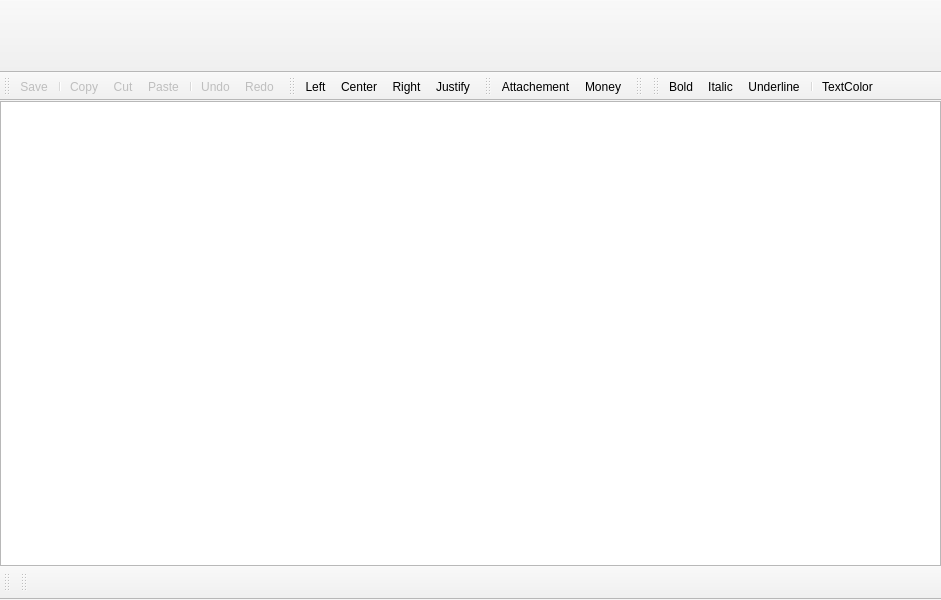
InvictusInnovations/keyhotee, file Mail/maileditorwindow.ui: the form before one commit.
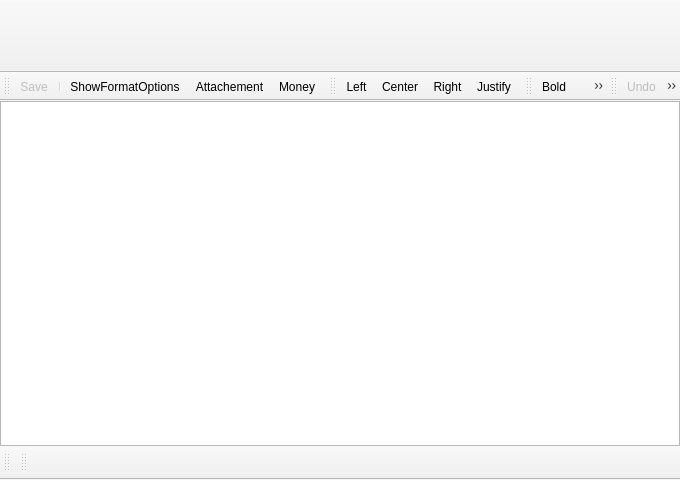
The form after the commit. Icons and pictures are not drawn.

Commit message: [BW]: [NIP] Implemented Draft folder storage. Still has problems: - new email entry is created in the Drafts folder even already stored mail is again edited - this is caused by backend problems - loading file attachment from saved mail is not yet implemented.

Diff of the .ui file:
```diff
--- a/Mail/maileditorwindow.ui
+++ b/Mail/maileditorwindow.ui
@@ -2,12 +2,15 @@
 <ui version="4.0">
  <class>MailEditorWindow</class>
  <widget class="QMainWindow" name="MailEditorWindow">
+  <property name="enabled">
+   <bool>true</bool>
+  </property>
   <property name="geometry">
    <rect>
     <x>0</x>
     <y>0</y>
-    <width>941</width>
-    <height>600</height>
+    <width>680</width>
+    <height>480</height>
    </rect>
   </property>
   <property name="windowTitle">
@@ -29,7 +32,7 @@
   <widget class="QToolBar" name="mailFieldsToolBar">
    <property name="minimumSize">
     <size>
-     <width>800</width>
+     <width>100</width>
      <height>72</height>
     </size>
    </property>
@@ -88,12 +91,9 @@
    </attribute>
    <addaction name="actionSave"/>
    <addaction name="separator"/>
-   <addaction name="actionCopy"/>
-   <addaction name="actionCut"/>
-   <addaction name="actionPaste"/>
-   <addaction name="separator"/>
-   <addaction name="actionUndo"/>
-   <addaction name="actionRedo"/>
+   <addaction name="actionShowFormatOptions"/>
+   <addaction name="actionAttachement"/>
+   <addaction name="actionMoney"/>
   </widget>
   <widget class="QMenuBar" name="menuBar">
    <property name="enabled">
@@ -138,30 +138,6 @@
    <addaction name="actionRight"/>
    <addaction name="actionJustify"/>
   </widget>
-  <widget class="QToolBar" name="mailToolBar">
-   <property name="windowTitle">
-    <string>Mail attachements</string>
-   </property>
-   <attribute name="toolBarArea">
-    <enum>TopToolBarArea</enum>
-   </attribute>
-   <attribute name="toolBarBreak">
-    <bool>false</bool>
-   </attribute>
-   <addaction name="actionAttachement"/>
-   <addaction name="actionMoney"/>
-  </widget>
-  <widget class="QToolBar" name="mailFieldSelectorToolBar">
-   <property name="windowTitle">
-    <string>Recipient fields</string>
-   </property>
-   <attribute name="toolBarArea">
-    <enum>TopToolBarArea</enum>
-   </attribute>
-   <attribute name="toolBarBreak">
-    <bool>false</bool>
-   </attribute>
-  </widget>
   <widget class="QToolBar" name="formatToolBar">
    <property name="windowTitle">
     <string>Text format</string>
@@ -206,6 +182,23 @@
     <bool>false</bool>
    </attribute>
   </widget>
+  <widget class="QToolBar" name="editToolBar">
+   <property name="windowTitle">
+    <string>Text edit</string>
+   </property>
+   <attribute name="toolBarArea">
+    <enum>TopToolBarArea</enum>
+   </attribute>
+   <attribute name="toolBarBreak">
+    <bool>false</bool>
+   </attribute>
+   <addaction name="actionUndo"/>
+   <addaction name="actionRedo"/>
+   <addaction name="separator"/>
+   <addaction name="actionCopy"/>
+   <addaction name="actionCut"/>
+   <addaction name="actionPaste"/>
+  </widget>
   <action name="actionSave">
    <property name="enabled">
     <bool>false</bool>
@@ -539,6 +532,21 @@
     <string>Allows to change text colour</string>
    </property>
   </action>
+  <action name="actionShowFormatOptions">
+   <property name="checkable">
+    <bool>true</bool>
+   </property>
+   <property name="icon">
+    <iconset resource="../Keyhotee.qrc">
+     <normaloff>:/images/format_text.png</normaloff>:/images/format_text.png</iconset>
+   </property>
+   <property name="text">
+    <string>ShowFormatOptions</string>
+   </property>
+   <property name="toolTip">
+    <string>Allows to display all text formatting options...</string>
+   </property>
+  </action>
  </widget>
  <resources>
   <include location="../Keyhotee.qrc"/>
```
Left out of the diff: 83 changed lines with no effect on the pictures. The commit also changes 15 other files.
